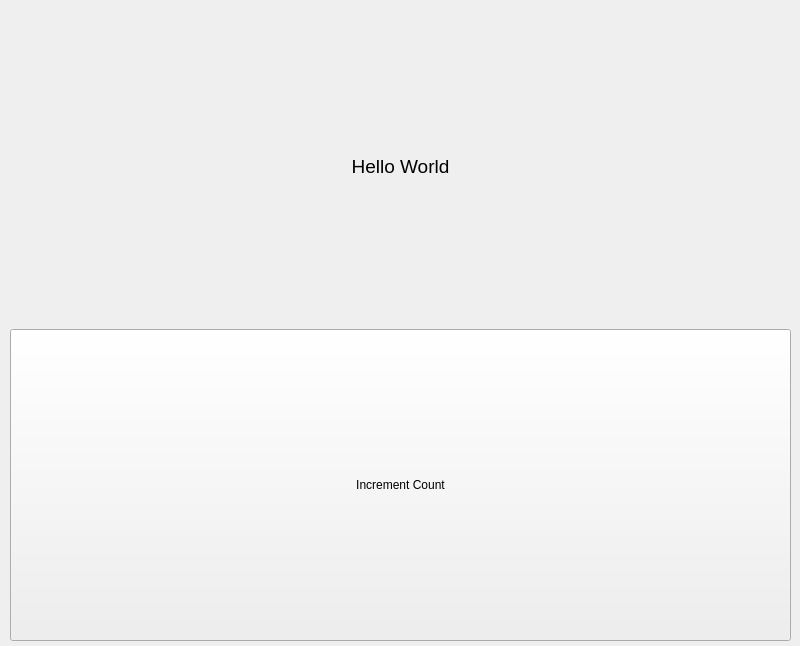
Qt form main-window.ui (flankedgonerogue/GraphVisualizer) before a commit.
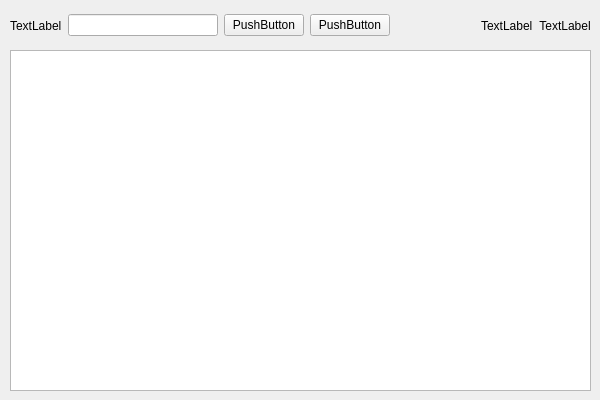
The same form after that commit.

Patch:
```diff
--- a/main-window.ui
+++ b/main-window.ui
@@ -6,87 +6,212 @@
    <rect>
     <x>0</x>
     <y>0</y>
-    <width>800</width>
-    <height>646</height>
+    <width>600</width>
+    <height>400</height>
    </rect>
   </property>
+  <property name="minimumSize">
+   <size>
+    <width>600</width>
+    <height>400</height>
+   </size>
+  </property>
   <property name="windowTitle">
    <string>Hello World Application</string>
   </property>
   <widget class="QWidget" name="centralwidget">
-   <property name="sizePolicy">
-    <sizepolicy hsizetype="MinimumExpanding" vsizetype="MinimumExpanding">
-     <horstretch>0</horstretch>
-     <verstretch>0</verstretch>
-    </sizepolicy>
-   </property>
-   <property name="minimumSize">
-    <size>
-     <width>400</width>
-     <height>600</height>
-    </size>
-   </property>
-   <property name="maximumSize">
-    <size>
-     <width>16777214</width>
-     <height>16777215</height>
-    </size>
-   </property>
-   <widget class="QWidget" name="verticalLayoutWidget">
+   <widget class="QWidget" name="horizontalLayoutWidget">
     <property name="geometry">
      <rect>
       <x>10</x>
       <y>10</y>
-      <width>781</width>
-      <height>631</height>
+      <width>581</width>
+      <height>31</height>
      </rect>
     </property>
-    <layout class="QVBoxLayout" name="verticalLayout">
-     <property name="sizeConstraint">
-      <enum>QLayout::SetMaximumSize</enum>
-     </property>
+    <layout class="QHBoxLayout" name="horizontalLayout">
      <item>
-      <widget class="QLabel" name="label">
+      <widget class="QLabel" name="node_label">
+       <property name="text">
+        <string>TextLabel</string>
+       </property>
+      </widget>
+     </item>
+     <item>
+      <widget class="QLineEdit" name="node_label_input">
        <property name="sizePolicy">
-        <sizepolicy hsizetype="MinimumExpanding" vsizetype="MinimumExpanding">
+        <sizepolicy hsizetype="MinimumExpanding" vsizetype="Fixed">
          <horstretch>0</horstretch>
          <verstretch>0</verstretch>
         </sizepolicy>
        </property>
        <property name="minimumSize">
         <size>
-         <width>120</width>
-         <height>50</height>
+         <width>150</width>
+         <height>0</height>
         </size>
        </property>
-       <property name="font">
-        <font>
-         <pointsize>14</pointsize>
-        </font>
+      </widget>
+     </item>
+     <item>
+      <widget class="QPushButton" name="add_node">
+       <property name="text">
+        <string>PushButton</string>
        </property>
+      </widget>
+     </item>
+     <item>
+      <widget class="QPushButton" name="dellete_node">
        <property name="text">
-        <string>Hello World</string>
+        <string>PushButton</string>
+       </property>
+      </widget>
+     </item>
+     <item>
+      <spacer name="horizontalSpacer">
+       <property name="orientation">
+        <enum>Qt::Horizontal</enum>
+       </property>
+       <property name="sizeHint" stdset="0">
+        <size>
+         <width>40</width>
+         <height>20</height>
+        </size>
+       </property>
+      </spacer>
+     </item>
+     <item>
+      <widget class="QLabel" name="denisty_label">
+       <property name="text">
+        <string>TextLabel</string>
+       </property>
+      </widget>
+     </item>
+     <item>
+      <widget class="QLabel" name="denisty">
+       <property name="palette">
+        <palette>
+         <active>
+          <colorrole role="Midlight">
+           <brush brushstyle="SolidPattern">
+            <color alpha="255">
+             <red>246</red>
+             <green>245</green>
+             <blue>244</blue>
+            </color>
+           </brush>
+          </colorrole>
+          <colorrole role="Base">
+           <brush brushstyle="SolidPattern">
+            <color alpha="255">
+             <red>255</red>
+             <green>255</green>
+             <blue>255</blue>
+            </color>
+           </brush>
+          </colorrole>
+          <colorrole role="Window">
+           <brush brushstyle="SolidPattern">
+            <color alpha="255">
+             <red>154</red>
+             <green>153</green>
+             <blue>150</blue>
+            </color>
+           </brush>
+          </colorrole>
+         </active>
+         <inactive>
+          <colorrole role="Midlight">
+           <brush brushstyle="SolidPattern">
+            <color alpha="255">
+             <red>246</red>
+             <green>245</green>
+             <blue>244</blue>
+            </color>
+           </brush>
+          </colorrole>
+          <colorrole role="Base">
+           <brush brushstyle="SolidPattern">
+            <color alpha="255">
+             <red>255</red>
+             <green>255</green>
+             <blue>255</blue>
+            </color>
+           </brush>
+          </colorrole>
+          <colorrole role="Window">
+           <brush brushstyle="SolidPattern">
+            <color alpha="255">
+             <red>154</red>
+             <green>153</green>
+             <blue>150</blue>
+            </color>
+           </brush>
+          </colorrole>
+         </inactive>
+         <disabled>
+          <colorrole role="Midlight">
+           <brush brushstyle="SolidPattern">
+            <color alpha="255">
+             <red>246</red>
+             <green>245</green>
+             <blue>244</blue>
+            </color>
+           </brush>
+          </colorrole>
+          <colorrole role="Base">
+           <brush brushstyle="SolidPattern">
+            <color alpha="255">
+             <red>154</red>
+             <green>153</green>
+             <blue>150</blue>
+            </color>
+           </brush>
+          </colorrole>
+          <colorrole role="Window">
+           <brush brushstyle="SolidPattern">
+            <color alpha="255">
+             <red>154</red>
+             <green>153</green>
+             <blue>150</blue>
+            </color>
+           </brush>
+          </colorrole>
+         </disabled>
+        </palette>
+       </property>
+       <property name="autoFillBackground">
+        <bool>false</bool>
+       </property>
+       <property name="frameShape">
+        <enum>QFrame::NoFrame</enum>
+       </property>
+       <property name="text">
+        <string>TextLabel</string>
+       </property>
+       <property name="textFormat">
+        <enum>Qt::AutoText</enum>
+       </property>
+       <property name="scaledContents">
+        <bool>false</bool>
        </property>
        <property name="alignment">
         <set>Qt::AlignCenter</set>
        </property>
       </widget>
      </item>
-     <item>
-      <widget class="QPushButton" name="pushButton">
-       <property name="sizePolicy">
-        <sizepolicy hsizetype="MinimumExpanding" vsizetype="MinimumExpanding">
-         <horstretch>0</horstretch>
-         <verstretch>0</verstretch>
-        </sizepolicy>
-       </property>
-       <property name="text">
-        <string>Increment Count</string>
-       </property>
-      </widget>
-     </item>
     </layout>
    </widget>
+   <widget class="QGraphicsView" name="graphicsView">
+    <property name="geometry">
+     <rect>
+      <x>10</x>
+      <y>50</y>
+      <width>581</width>
+      <height>341</height>
+     </rect>
+    </property>
+   </widget>
   </widget>
  </widget>
  <resources/>
```
Left out of the diff: 19 changed lines with no effect on the pictures.
